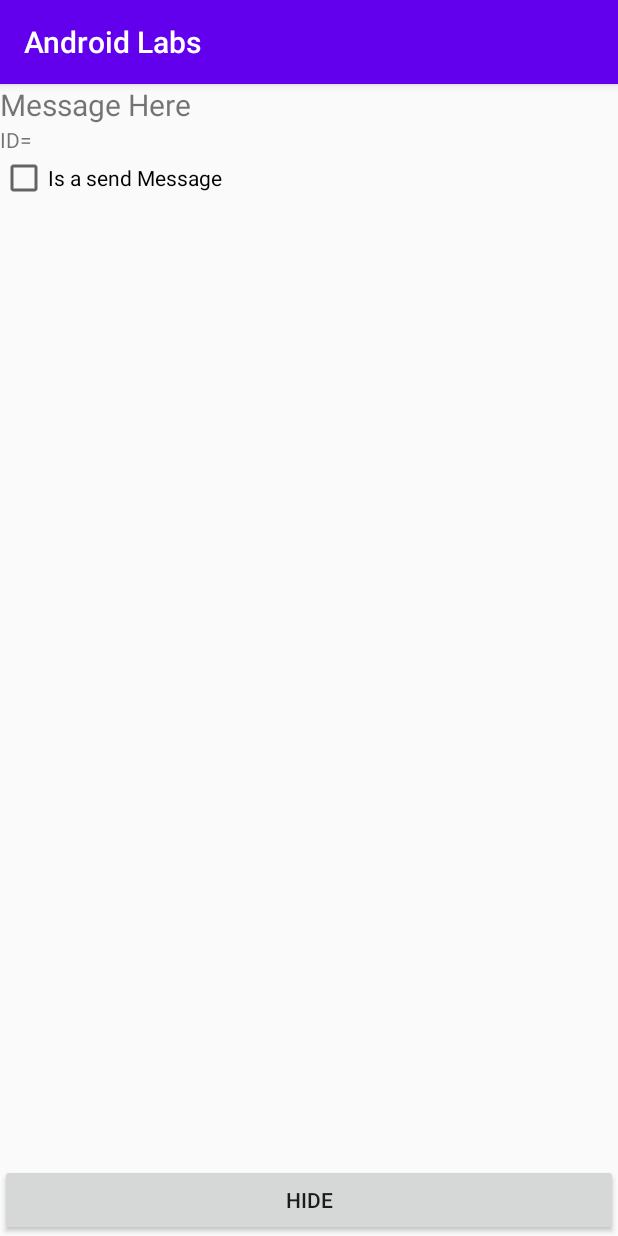
After one commit to hall0508/AndroidLabs, an Android app: the fragment DetailsFragment shown on its own in the app's theme, on a phone screen of 412 x 824 dp. The commit adds this screen. Run offline under Robolectric (Android 15) with nearby library versions, the phone set to English and light mode, and no system bars.

Commit message:
almost done lab 7

```diff
--- a/app/build.gradle
+++ b/app/build.gradle
@@ -31,6 +31,7 @@ dependencies {
     implementation 'androidx.appcompat:appcompat:1.1.0'
     implementation 'androidx.constraintlayout:constraintlayout:1.1.3'
     implementation 'com.google.android.material:material:1.0.0'
+    implementation 'androidx.legacy:legacy-support-v4:1.0.0'
     testImplementation 'junit:junit:4.13'
     androidTestImplementation 'androidx.test.ext:junit:1.1.1'
     androidTestImplementation 'androidx.test.espresso:espresso-core:3.2.0'
--- /dev/null
+++ b/app/src/main/java/com/example/androidlabs/DetailsFragment.java
@@ -0,0 +1,19 @@
+package com.example.androidlabs;
+
+import android.os.Bundle;
+
+import androidx.fragment.app.Fragment;
+
+import android.view.LayoutInflater;
+import android.view.View;
+import android.view.ViewGroup;
+
+
+public class DetailsFragment extends Fragment {
+
+    @Override
+    public View onCreateView(LayoutInflater inflater, ViewGroup container,
+                             Bundle savedInstanceState) {
+        return inflater.inflate(R.layout.fragment_details, container, false);
+    }
+}
--- /dev/null
+++ b/app/src/main/res/layout/fragment_details.xml
@@ -0,0 +1,40 @@
+<?xml version="1.0" encoding="utf-8"?>
+<FrameLayout xmlns:android="http://schemas.android.com/apk/res/android"
+    xmlns:tools="http://schemas.android.com/tools"
+    android:layout_width="match_parent"
+    android:layout_height="match_parent"
+    tools:context=".DetailsFragment">
+
+    <!-- TODO: Update blank fragment layout -->
+    <RelativeLayout
+        android:layout_width="match_parent"
+        android:layout_height="match_parent">
+    <TextView
+        android:id="@+id/messageHere"
+        android:layout_width="wrap_content"
+        android:layout_height="wrap_content"
+        android:text="Message Here"
+        android:textSize="20dp"/>
+    <TextView
+        android:id="@+id/idToRight"
+        android:layout_width="wrap_content"
+        android:layout_height="wrap_content"
+        android:text="ID="
+        android:layout_below="@+id/messageHere"/>
+    <TextView
+            android:layout_width="wrap_content"
+            android:layout_height="wrap_content"
+            android:layout_below="@+id/messageHere"
+            android:layout_toRightOf="@+id/idToRight"/>
+    <CheckBox
+        android:layout_width="wrap_content"
+        android:layout_height="wrap_content"
+        android:text="Is a send Message"
+        android:layout_below="@+id/idToRight"/>
+    <Button
+        android:layout_width="match_parent"
+        android:layout_height="wrap_content"
+        android:text="HIDE"
+        android:layout_alignParentBottom="true"/>
+    </RelativeLayout>
+</FrameLayout>
--- a/app/src/main/res/values/strings.xml
+++ b/app/src/main/res/values/strings.xml
@@ -26,4 +26,6 @@
     <string name="click_the_button_above_to_take_a_picture">Click the button above to take a picture</string>
     <string name="send">Send</string>
     <string name="receive">Receive</string>
+    <!-- TODO: Remove or change this placeholder text -->
+    <string name="hello_blank_fragment">Hello blank fragment</string>
 </resources>
```
Also changed, not shown: app/src/main/AndroidManifest.xml (+4 -3 lines), app/src/main/java/com/example/androidlabs/EmptyActivity.java (added, +14 -0 lines), app/src/main/java/com/example/androidlabs/GoToChat.java (+21 -1 lines), app/src/main/res/layout-sw720dp/activity_go_to_chat.xml (added, +42 -0 lines), app/src/main/res/layout/activity_empty.xml (added, +7 -0 lines).
